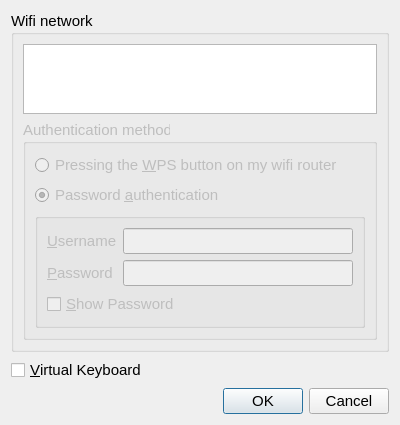
The window that recovery/wifisettingsdialog.ui (procount/pinn) describes before a commit, drawn with Qt 5.
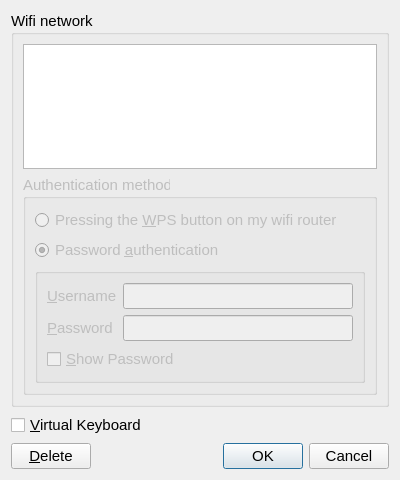
The same window after the commit.

Commit message: Delete Wifi

Patch:
```diff
--- a/recovery/wifisettingsdialog.ui
+++ b/recovery/wifisettingsdialog.ui
@@ -10,7 +10,7 @@
     <x>0</x>
     <y>0</y>
     <width>400</width>
-    <height>415</height>
+    <height>480</height>
    </rect>
   </property>
   <property name="font">
@@ -148,6 +148,18 @@
     </widget>
    </item>
    <item>
+    <layout class="QHBoxLayout" name="horizontalLayout_2">
+     <property name="topMargin">
+      <number>0</number>
+     </property>
+     <item>
+      <widget class="QPushButton" name="pbDelete">
+       <property name="text">
+        <string>&amp;Delete</string>
+       </property>
+      </widget>
+     </item>
+     <item>
     <widget class="QDialogButtonBox" name="buttonBox">
      <property name="orientation">
       <enum>Qt::Horizontal</enum>
@@ -158,6 +170,8 @@
     </widget>
    </item>
   </layout>
+   </item>
+  </layout>
  </widget>
  <resources/>
  <connections>
```
Left out of the diff: 36 changed lines with no effect on the pictures. Lines whose indentation alone changed are shown as unchanged. The commit also changes 23 other files.
